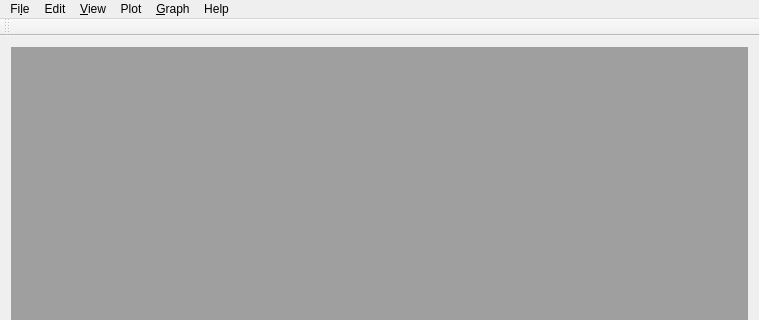
Above: AlphaPlot/src/ApplicationWindow.ui from narunlifescience/AlphaPlot before the change; both pictures show x 0 to 759 and y 0 to 320 of the 759 by 519 pixel window. Below: the same form after it.
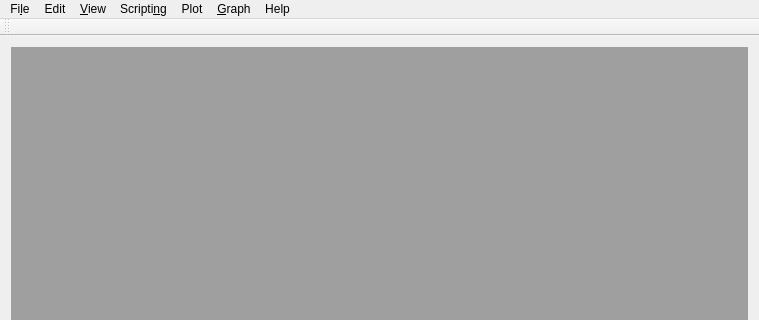
That is the form after the change.

Commit message: add Scripting menu to .ui

Patch:
```diff
--- a/AlphaPlot/src/ApplicationWindow.ui
+++ b/AlphaPlot/src/ApplicationWindow.ui
@@ -214,9 +214,21 @@
     <addaction name="separator"/>
     <addaction name="menuPlot3D"/>
    </widget>
+   <widget class="QMenu" name="menuScripting">
+    <property name="title">
+     <string>Scripti&amp;ng</string>
+    </property>
+    <addaction name="actionScriptingLanguage"/>
+    <addaction name="actionRestartScripting"/>
+    <addaction name="separator"/>
+    <addaction name="actionExecute"/>
+    <addaction name="actionExecuteAll"/>
+    <addaction name="actionEvaluateExpression"/>
+   </widget>
    <addaction name="menuFile"/>
    <addaction name="menuEdit"/>
    <addaction name="menuView"/>
+   <addaction name="menuScripting"/>
    <addaction name="menuPlot"/>
    <addaction name="menuGraph"/>
    <addaction name="menuHelp"/>
```
Left out of the diff: 81 changed lines with no effect on the pictures. The commit also changes 2 other files.
